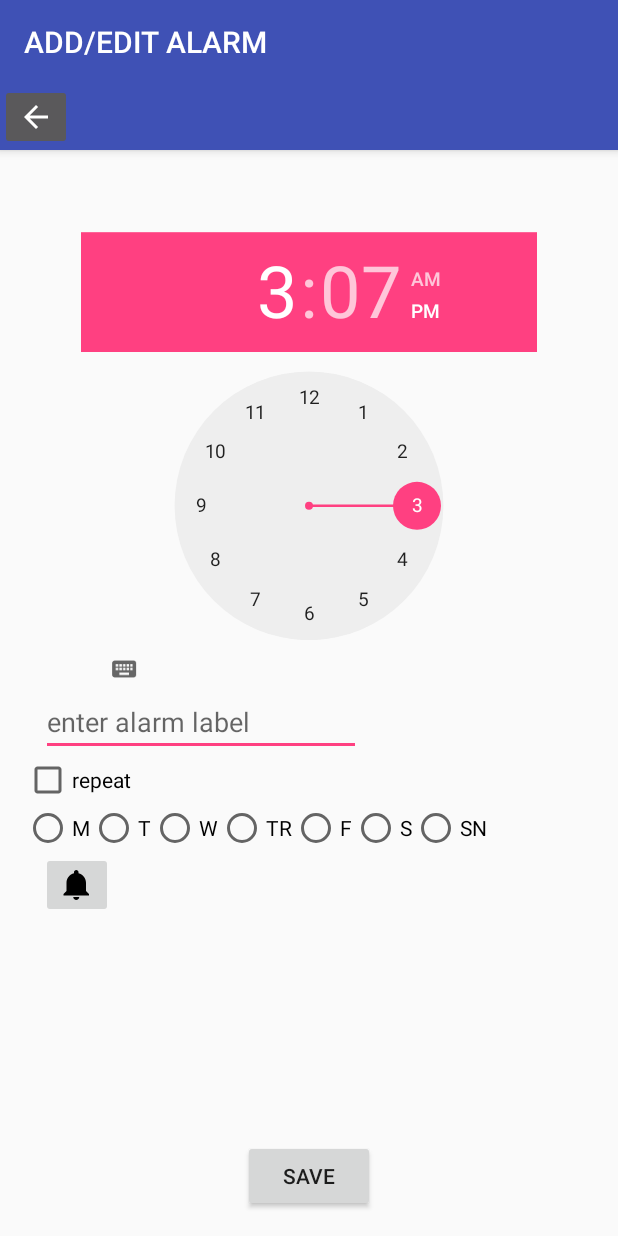
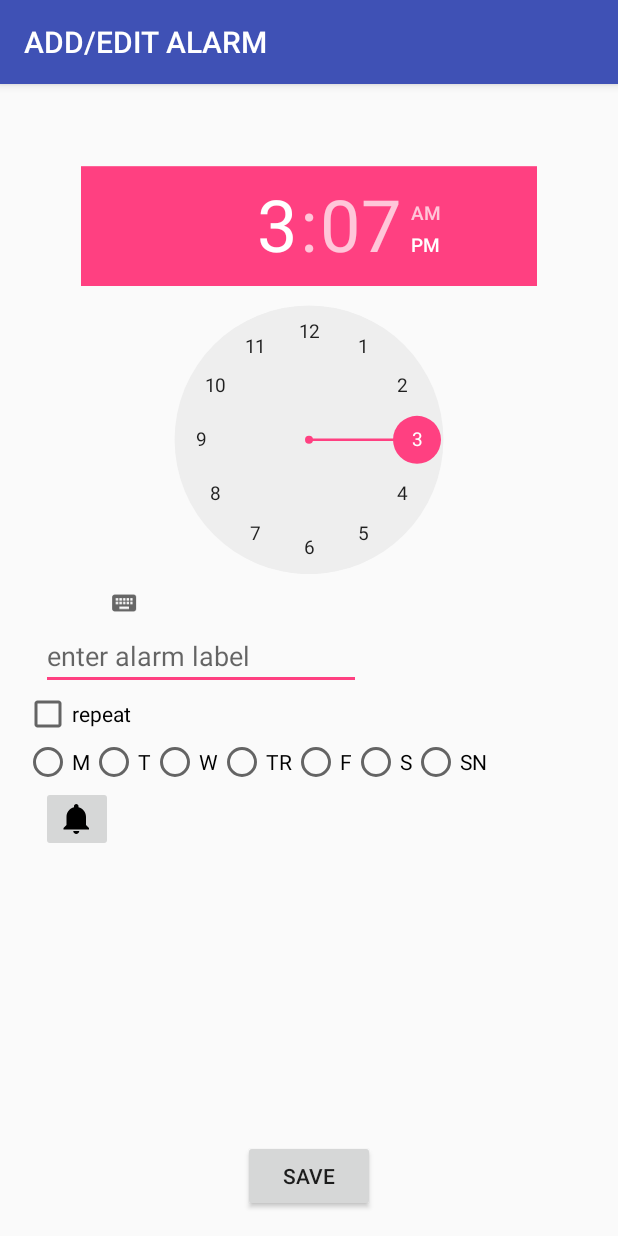
Before and after one commit to mehnazTara/AlarmClock, an Android app: the EditAlarm screen opened directly, with no data from a screen before it, on a phone screen of 412 x 824 dp. Run offline under Robolectric (Android 15) with nearby library versions, the phone set to English and light mode, and no system bars.

Commit message:
fixed the toggle button , now it should retain its enable/disable status on reloading the list, also removed the back button

```diff
--- a/app/src/main/java/com/example/madel/seng403/EditAlarm.java
+++ b/app/src/main/java/com/example/madel/seng403/EditAlarm.java
@@ -172,6 +172,7 @@ public class EditAlarm extends AppCompatActivity {
 
 
         Intent alarmIntent = new Intent(context, AlarmReceiver.class);
+        alarmIntent.putExtra("AlarmId", index);
 
         // creating an intent associated with AlarmReceiver class
         Log.e("Log message: ", "alarm created with id: " + index);
@@ -201,6 +202,12 @@ public class EditAlarm extends AppCompatActivity {
         }
 
 
+    public void RingTone (View v){
+        // needs implementation for ringtone button
+
+    }
+
+
 
 
 
--- a/app/src/main/java/com/example/madel/seng403/alarmAdapter.java
+++ b/app/src/main/java/com/example/madel/seng403/alarmAdapter.java
@@ -73,7 +73,12 @@ public class AlarmAdapter extends BaseAdapter {
 
         final Switch cancelToggle = (Switch) view.findViewById(R.id.cancel_btn);
         cancelToggle.setTag(i);
-        cancelToggle.setChecked(true);
+        AlarmDBItem alarm =  alarmList.get((int) cancelToggle.getTag());
+
+        // only enable if alarm is active
+        if(alarm.getStatus()) {
+            cancelToggle.setChecked(true);
+        }
         cancelToggle.setOnCheckedChangeListener(new CompoundButton.OnCheckedChangeListener() {
             @Override
             public void onCheckedChanged(CompoundButton buttonView, boolean isChecked) {
@@ -83,6 +88,8 @@ public class AlarmAdapter extends BaseAdapter {
                     PendingIntent cancelPendingIntent = PendingIntent.getBroadcast(context, alarmList.get((int) cancelToggle.getTag()).getID(), cancelIntent, PendingIntent.FLAG_UPDATE_CURRENT);
                     AlarmManager am = (AlarmManager) context.getSystemService(ALARM_SERVICE);
                     am.cancel(cancelPendingIntent);
+                    // making sure alarm is disabled
+                    MainActivity.changeAlarmToInactive(alarmList.get((int) cancelToggle.getTag()).getID(),context);
                     Toast toast = Toast.makeText(context.getApplicationContext(), "Alarm Cancelled!", Toast.LENGTH_LONG);
                     toast.show();
                 }
--- a/app/src/main/res/layout/activity_edit_alarm.xml
+++ b/app/src/main/res/layout/activity_edit_alarm.xml
@@ -19,14 +19,6 @@
             android:background="?attr/colorPrimary"
             app:popupTheme="@style/AppTheme.PopupOverlay" />
 
-        <ImageButton
-            android:layout_width="wrap_content"
-            android:onClick="toList"
-            android:layout_height="wrap_content"
-            app:srcCompat="?attr/actionModeCloseDrawable"
-            android:id="@+id/imageButton2"
-            android:layout_weight="1" />
-
     </android.support.design.widget.AppBarLayout>
 
     <include layout="@layout/content_edit_alarm" />
--- a/app/src/main/res/layout/content_edit_alarm.xml
+++ b/app/src/main/res/layout/content_edit_alarm.xml
@@ -94,21 +94,12 @@
 
     <ImageButton
         android:layout_width="wrap_content"
-        android:onClick="Ringtone"
         android:layout_height="wrap_content"
         app:srcCompat="@drawable/ic_notifications_black_24dp"
         android:id="@+id/imageButton"
         android:layout_below="@+id/radioButton2"
         android:layout_alignParentStart="true"
         android:layout_marginStart="11dp" />
-
-    <TextView
-        android:text=""
-        android:layout_width="wrap_content"
-        android:layout_height="wrap_content"
-        android:layout_alignParentBottom="true"
-        android:layout_toEndOf="@+id/radioButton2"
-        android:id="@+id/textView" />
 
     <EditText
         android:layout_width="wrap_content"
```
